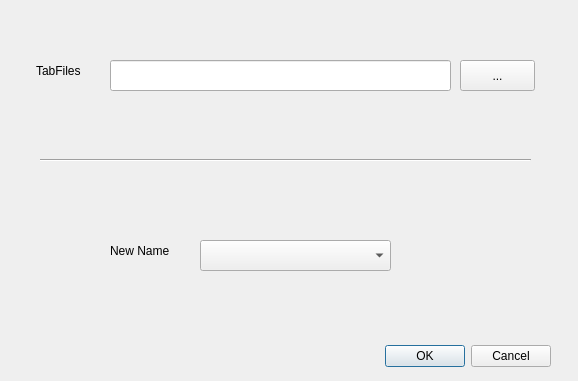
First picture: the form in tab_renamer_dialog_base.ui, repository no5013/Tab-renamer, before the edit.
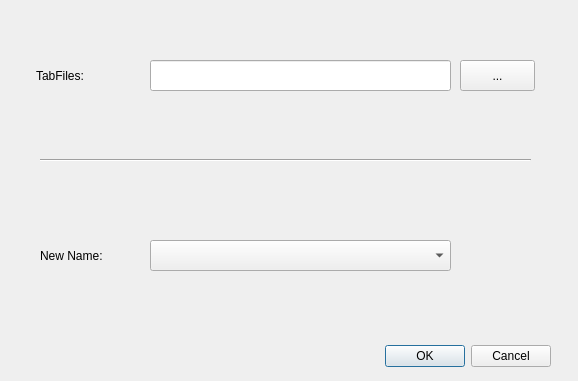
Second picture: the form after the edit.

Commit message: Adjust the label position

What changed in the file:
```diff
--- a/tab_renamer_dialog_base.ui
+++ b/tab_renamer_dialog_base.ui
@@ -33,21 +33,21 @@
    <property name="geometry">
     <rect>
      <x>36</x>
-     <y>50</y>
+     <y>60</y>
      <width>71</width>
-     <height>41</height>
+     <height>31</height>
     </rect>
    </property>
    <property name="text">
-    <string>TabFiles</string>
+    <string>TabFiles:</string>
    </property>
   </widget>
   <widget class="QLineEdit" name="lineEdit">
    <property name="geometry">
     <rect>
-     <x>110</x>
+     <x>150</x>
      <y>60</y>
-     <width>341</width>
+     <width>301</width>
      <height>31</height>
     </rect>
    </property>
@@ -68,14 +68,14 @@
   <widget class="QLabel" name="label_2">
    <property name="geometry">
     <rect>
-     <x>110</x>
+     <x>40</x>
      <y>240</y>
      <width>91</width>
-     <height>21</height>
+     <height>31</height>
     </rect>
    </property>
    <property name="text">
-    <string>New Name</string>
+    <string>New Name:</string>
    </property>
   </widget>
   <widget class="Line" name="line">
@@ -94,9 +94,9 @@
   <widget class="QComboBox" name="comboBox">
    <property name="geometry">
     <rect>
-     <x>200</x>
+     <x>150</x>
      <y>240</y>
-     <width>191</width>
+     <width>301</width>
      <height>31</height>
     </rect>
    </property>
```
